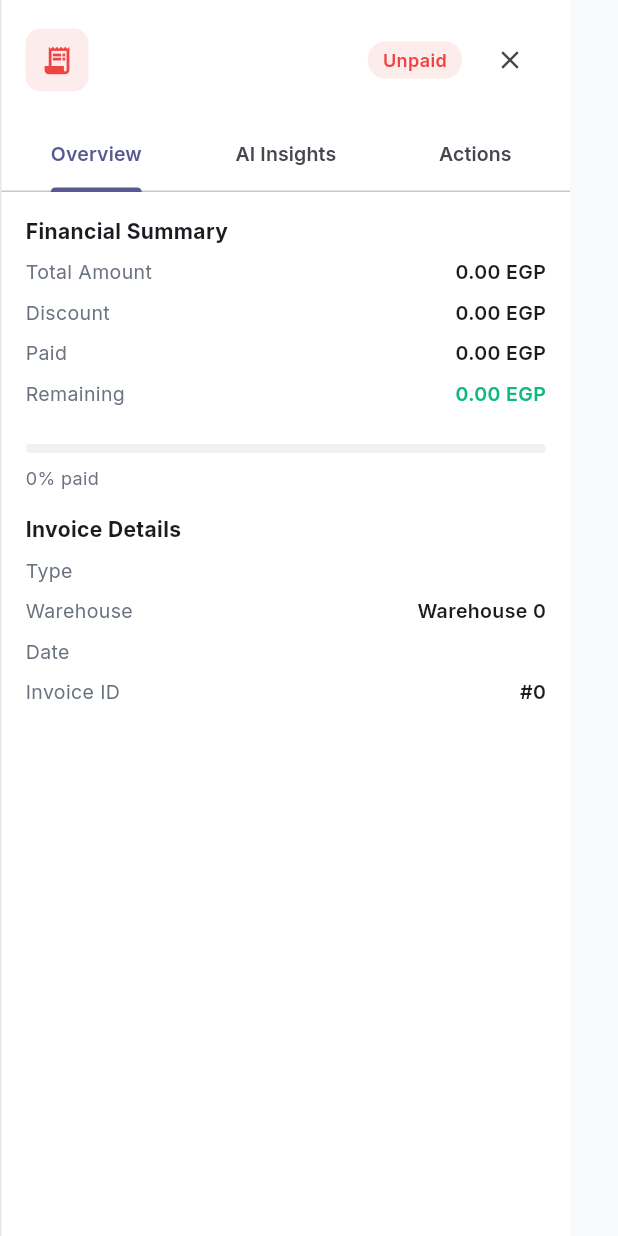
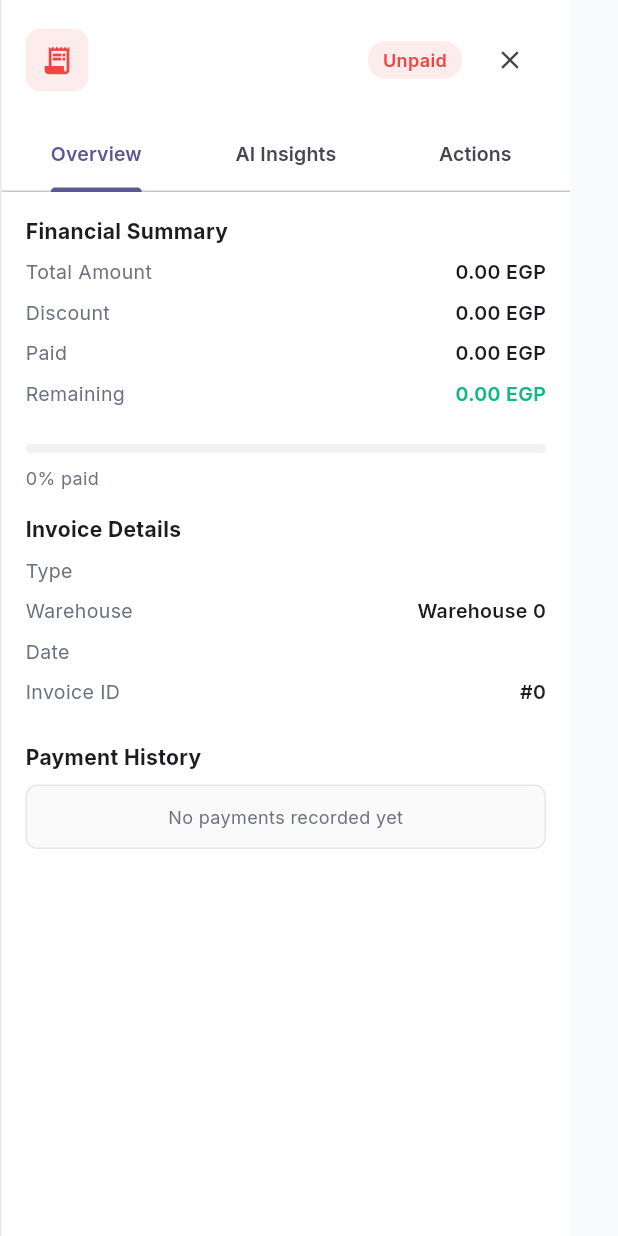
Before and after one commit to coder-contrib/ERP-With-AI-Assistant, a Flutter app: the SaleDetailDrawer widget shown alone on an empty page, opened directly with empty values, on a phone screen of 412 x 824 dp. Run offline on Flutter 3.47's test engine with Material 3 defaults, Android fonts, the phone set to English and light mode, and no system bars; our stand-ins replace dio, fl_chart, flutter_riverpod, flutter_secure_storage, go_router, google_fonts and 2 more; missing offline and left inert: dart:html; accounts and stored records are empty; network calls fail.

Commit message:
feat: show payment history with dates in invoice drawer and print report
- Fetches payment records from GET /sales/{id}/payments on drawer open
- Displays "Payment History" section in the Overview tab with amount, date,
  and notes tooltip for each payment
- Includes payment history table in the printed invoice report

GIT_AUTHOR_NAME: Claude Code (AI Agent)
GIT_AUTHOR_EMAIL: noreply@anthropic.com

```diff
--- a/frontend/lib/features/sales/presentation/sale_detail_drawer.dart
+++ b/frontend/lib/features/sales/presentation/sale_detail_drawer.dart
@@ -26,17 +26,30 @@ class _SaleDetailDrawerState extends ConsumerState<SaleDetailDrawer> with Single
   late TabController _tabController;
   String? _aiResponse;
   bool _aiLoading = false;
+  List<InvoicePaymentModel> _payments = [];
+  bool _paymentsLoading = false;
 
   @override
   void initState() {
     super.initState();
     _tabController = TabController(length: 3, vsync: this);
+    _loadPayments();
   }
 
   @override
   void dispose() {
     _tabController.dispose();
     super.dispose();
+  }
+
+  Future<void> _loadPayments() async {
+    setState(() => _paymentsLoading = true);
+    try {
+      final repo = ref.read(salesRepositoryProvider);
+      final payments = await repo.getInvoicePayments(widget.invoice.invoiceId);
+      if (mounted) setState(() => _payments = payments);
+    } catch (_) {}
+    if (mounted) setState(() => _paymentsLoading = false);
   }
 
   @override
@@ -140,8 +153,85 @@ class _SaleDetailDrawerState extends ConsumerState<SaleDetailDrawer> with Single
           _infoRow('Warehouse', 'Warehouse ${inv.warehouseId}', isDark),
           if (inv.invoiceDate != null) _infoRow('Date', _formatDate(inv.invoiceDate!), isDark),
           _infoRow('Invoice ID', '#${inv.invoiceId}', isDark),
+          const SizedBox(height: 16),
+          _buildPaymentHistory(isDark),
         ],
       ),
+    );
+  }
+
+  Widget _buildPaymentHistory(bool isDark) {
+    return Column(
+      crossAxisAlignment: CrossAxisAlignment.start,
+      children: [
+        Row(
+          children: [
+            _sectionTitle('Payment History'),
+            const Spacer(),
+            if (_paymentsLoading)
+              const SizedBox(width: 14, height: 14, child: CircularProgressIndicator(strokeWidth: 2)),
+          ],
+        ),
+        const SizedBox(height: 8),
+        if (_payments.isEmpty && !_paymentsLoading)
+          Container(
+            width: double.infinity,
+            padding: const EdgeInsets.all(12),
+            decoration: BoxDecoration(
+              color: Colors.grey.withOpacity(0.05),
+              borderRadius: BorderRadius.circular(8),
+              border: Border.all(color: isDark ? AppColors.darkBorder : AppColors.border),
+            ),
+            child: Text(
+              'No payments recorded yet',
+              style: TextStyle(fontSize: 12, color: isDark ? AppColors.darkTextSecondary : AppColors.textSecondary),
+              textAlign: TextAlign.center,
+            ),
+          ),
+        ..._payments.map((p) => Container(
+          margin: const EdgeInsets.only(bottom: 8),
+          padding: const EdgeInsets.all(12),
+          decoration: BoxDecoration(
+            color: AppColors.success.withOpacity(0.03),
+            borderRadius: BorderRadius.circular(8),
+            border: Border.all(color: AppColors.success.withOpacity(0.2)),
+          ),
+          child: Row(
+            children: [
+              Container(
+                padding: const EdgeInsets.all(6),
+                decoration: BoxDecoration(
+                  color: AppColors.success.withOpacity(0.1),
+                  borderRadius: BorderRadius.circular(6),
+                ),
+                child: const Icon(Icons.check_circle, color: AppColors.success, size: 16),
+              ),
+              const SizedBox(width: 10),
+              Expanded(
+                child: Column(
+                  crossAxisAlignment: CrossAxisAlignment.start,
+                  children: [
+                    Text(
+                      '${p.amount.toStringAsFixed(2)} EGP',
+                      style: const TextStyle(fontSize: 13, fontWeight: FontWeight.w600),
+                    ),
+                    if (p.paymentDate != null)
+                      Text(
+                        _formatDate(p.paymentDate!),
+                        style: TextStyle(fontSize: 11, color: isDark ? AppColors.darkTextSecondary : AppColors.textSecondary),
+                      ),
+                  ],
+                ),
+              ),
+              if (p.notes != null && p.notes!.isNotEmpty)
+                Tooltip(
+                  message: p.notes!,
+                  child: Icon(Icons.note, size: 14, color: isDark ? AppColors.darkTextSecondary : AppColors.textSecondary),
+                ),
+            ],
+          ),
+        )),
+      ],
     );
   }
 
@@ -300,6 +390,19 @@ class _SaleDetailDrawerState extends ConsumerState<SaleDetailDrawer> with Single
         ['Remaining', inv.remaining.toStringAsFixed(2)],
       ],
     );
+
+    if (_payments.isNotEmpty) {
+      tableHtml += buildTableHtml(
+        sectionTitle: 'Payment History',
+        headers: ['#', 'Amount (EGP)', 'Date', 'Notes'],
+        rows: _payments.asMap().entries.map((entry) {
+          final i = entry.key + 1;
+          final p = entry.value;
+          final pDate = p.paymentDate != null ? _formatDate(p.paymentDate!) : 'N/A';
+          return ['$i', p.amount.toStringAsFixed(2), pDate, p.notes ?? '—'];
+        }).toList(),
+      );
+    }
 
     tableHtml += '''
 <div style="margin-top: 20px; padding: 12px; border: 2px solid ${inv.isPaid ? '#1e8e3e' : '#d93025'}; border-radius: 8px; text-align: center;">
```
